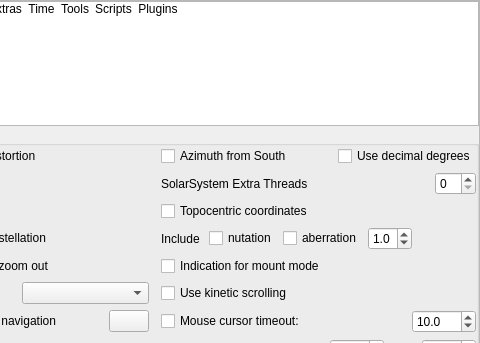
Stellarium/stellarium, file src/gui/configurationDialog.ui: the form before one commit; both pictures show x 115 to 595 and y 0 to 343 of the 595 by 558 pixel window.
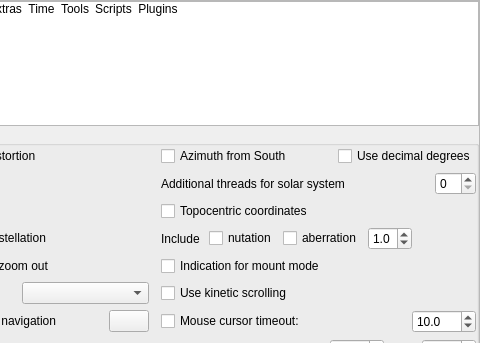
The form after the commit. The open tabs and pages were chosen to show the change. Icons and pictures are not drawn. Custom widgets are drawn as their Qt base class.

Commit message: Reactivate blockwise manual thread assignment - also clean up docs - also improve setting thread number - also reactivate parallel sort

```diff
--- a/src/gui/configurationDialog.ui
+++ b/src/gui/configurationDialog.ui
@@ -2237,7 +2237,7 @@
                <item>
                 <widget class="QLabel" name="label_4">
                  <property name="text">
-                  <string>SolarSystem Extra Threads</string>
+                  <string>Additional threads for solar system</string>
                  </property>
                 </widget>
                </item>
```
Left out of the diff: 2 changed lines with no effect on the pictures. The commit also changes 3 other files.
